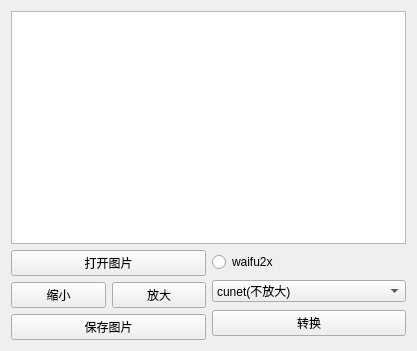
The window that ui/img.ui (tonquer/picacg-qt) describes before a commit, drawn with Qt 5.
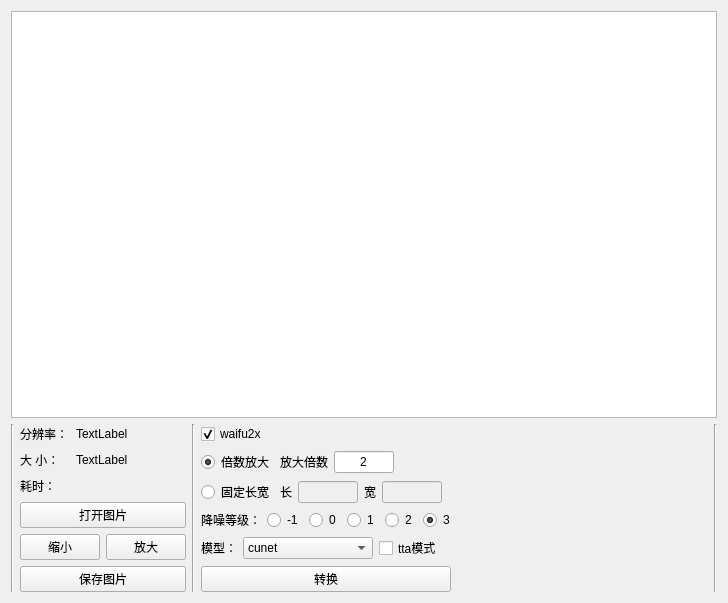
The same window after the commit.

Patch:
```diff
--- a/ui/img.ui
+++ b/ui/img.ui
@@ -6,8 +6,8 @@
    <rect>
     <x>0</x>
     <y>0</y>
-    <width>417</width>
-    <height>351</height>
+    <width>728</width>
+    <height>603</height>
    </rect>
   </property>
   <property name="windowTitle">
@@ -19,8 +19,87 @@
    </item>
    <item row="1" column="0">
     <layout class="QHBoxLayout" name="horizontalLayout">
+     <item>
+      <widget class="Line" name="line_2">
+       <property name="orientation">
+        <enum>Qt::Vertical</enum>
+       </property>
+      </widget>
+     </item>
      <item>
       <layout class="QVBoxLayout" name="verticalLayout_3">
+       <item>
+        <layout class="QHBoxLayout" name="horizontalLayout_8">
+         <item>
+          <widget class="QLabel" name="label_8">
+           <property name="maximumSize">
+            <size>
+             <width>50</width>
+             <height>16777215</height>
+            </size>
+           </property>
+           <property name="text">
+            <string>分辨率：</string>
+           </property>
+          </widget>
+         </item>
+         <item>
+          <widget class="QLabel" name="resolutionLabel">
+           <property name="text">
+            <string>TextLabel</string>
+           </property>
+          </widget>
+         </item>
+        </layout>
+       </item>
+       <item>
+        <layout class="QHBoxLayout" name="horizontalLayout_9">
+         <item>
+          <widget class="QLabel" name="label_10">
+           <property name="maximumSize">
+            <size>
+             <width>50</width>
+             <height>16777215</height>
+            </size>
+           </property>
+           <property name="text">
+            <string>大 小：</string>
+           </property>
+          </widget>
+         </item>
+         <item>
+          <widget class="QLabel" name="sizeLabel">
+           <property name="text">
+            <string>TextLabel</string>
+           </property>
+          </widget>
+         </item>
+        </layout>
+       </item>
+       <item>
+        <layout class="QHBoxLayout" name="horizontalLayout_10">
+         <item>
+          <widget class="QLabel" name="label_6">
+           <property name="maximumSize">
+            <size>
+             <width>50</width>
+             <height>16777215</height>
+            </size>
+           </property>
+           <property name="text">
+            <string>耗时：</string>
+           </property>
+          </widget>
+         </item>
+         <item>
+          <widget class="QLabel" name="tickLabel">
+           <property name="text">
+            <string/>
+           </property>
+          </widget>
+         </item>
+        </layout>
+       </item>
        <item>
         <widget class="QPushButton" name="oepnButton">
          <property name="text">
@@ -55,41 +134,322 @@
        </item>
       </layout>
      </item>
+     <item>
+      <widget class="Line" name="line">
+       <property name="orientation">
+        <enum>Qt::Vertical</enum>
+       </property>
+      </widget>
+     </item>
      <item>
       <layout class="QVBoxLayout" name="verticalLayout_2">
        <item>
-        <widget class="QRadioButton" name="radioButton">
+        <widget class="QCheckBox" name="checkBox">
          <property name="text">
           <string>waifu2x</string>
          </property>
+         <property name="checked">
+          <bool>true</bool>
+         </property>
         </widget>
        </item>
        <item>
-        <widget class="QComboBox" name="comboBox">
+        <layout class="QHBoxLayout" name="horizontalLayout_3">
          <item>
-          <property name="text">
-           <string>cunet(不放大)</string>
-          </property>
+          <widget class="QRadioButton" name="scaleRadio">
+           <property name="maximumSize">
+            <size>
+             <width>80</width>
+             <height>16777215</height>
+            </size>
+           </property>
+           <property name="text">
+            <string>倍数放大</string>
+           </property>
+           <property name="checked">
+            <bool>true</bool>
+           </property>
+           <attribute name="buttonGroup">
+            <string notr="true">buttonGroup_2</string>
+           </attribute>
+          </widget>
          </item>
          <item>
-          <property name="text">
-           <string>cunet</string>
-          </property>
+          <widget class="QLabel" name="label_3">
+           <property name="text">
+            <string>放大倍数</string>
+           </property>
+          </widget>
          </item>
          <item>
-          <property name="text">
-           <string>photo</string>
-          </property>
+          <widget class="QLineEdit" name="scaleEdit">
+           <property name="maximumSize">
+            <size>
+             <width>60</width>
+             <height>16777215</height>
+            </size>
+           </property>
+           <property name="text">
+            <string>2</string>
+           </property>
+           <property name="alignment">
+            <set>Qt::AlignCenter</set>
+           </property>
+          </widget>
          </item>
          <item>
-          <property name="text">
-           <string>anime_style_art_rgb</string>
-          </property>
+          <spacer name="horizontalSpacer">
+           <property name="orientation">
+            <enum>Qt::Horizontal</enum>
+           </property>
+           <property name="sizeHint" stdset="0">
+            <size>
+             <width>40</width>
+             <height>20</height>
+            </size>
+           </property>
+          </spacer>
          </item>
-        </widget>
+        </layout>
+       </item>
+       <item>
+        <layout class="QHBoxLayout" name="horizontalLayout_4">
+         <item>
+          <widget class="QRadioButton" name="heighRadio">
+           <property name="maximumSize">
+            <size>
+             <width>80</width>
+             <height>16777215</height>
+            </size>
+           </property>
+           <property name="text">
+            <string>固定长宽</string>
+           </property>
+           <attribute name="buttonGroup">
+            <string notr="true">buttonGroup_2</string>
+           </attribute>
+          </widget>
+         </item>
+         <item>
+          <widget class="QLabel" name="label">
+           <property name="text">
+            <string>长</string>
+           </property>
+          </widget>
+         </item>
+         <item>
+          <widget class="QLineEdit" name="widthEdit">
+           <property name="enabled">
+            <bool>false</bool>
+           </property>
+           <property name="maximumSize">
+            <size>
+             <width>60</width>
+             <height>16777215</height>
+            </size>
+           </property>
+           <property name="alignment">
+            <set>Qt::AlignCenter</set>
+           </property>
+          </widget>
+         </item>
+         <item>
+          <widget class="QLabel" name="label_2">
+           <property name="text">
+            <string>宽</string>
+           </property>
+          </widget>
+         </item>
+         <item>
+          <widget class="QLineEdit" name="heighEdit">
+           <property name="enabled">
+            <bool>false</bool>
+           </property>
+           <property name="maximumSize">
+            <size>
+             <width>60</width>
+             <height>16777215</height>
+            </size>
+           </property>
+           <property name="alignment">
+            <set>Qt::AlignCenter</set>
+           </property>
+          </widget>
+         </item>
+         <item>
+          <spacer name="horizontalSpacer_2">
+           <property name="orientation">
+            <enum>Qt::Horizontal</enum>
+           </property>
+           <property name="sizeHint" stdset="0">
+            <size>
+             <width>40</width>
+             <height>20</height>
+            </size>
+           </property>
+          </spacer>
+         </item>
+        </layout>
+       </item>
+       <item>
+        <layout class="QHBoxLayout" name="horizontalLayout_5">
+         <item>
+          <widget class="QLabel" name="label_4">
+           <property name="maximumSize">
+            <size>
+             <width>60</width>
+             <height>16777215</height>
+            </size>
+           </property>
+           <property name="text">
+            <string>降噪等级：</string>
+           </property>
+          </widget>
+         </item>
+         <item>
+          <widget class="QRadioButton" name="radioButton_8">
+           <property name="text">
+            <string>-1</string>
+           </property>
+           <attribute name="buttonGroup">
+            <string notr="true">buttonGroup</string>
+           </attribute>
+          </widget>
+         </item>
+         <item>
+          <widget class="QRadioButton" name="radioButton_5">
+           <property name="text">
+            <string>0</string>
+           </property>
+           <attribute name="buttonGroup">
+            <string notr="true">buttonGroup</string>
+           </attribute>
+          </widget>
+         </item>
+         <item>
+          <widget class="QRadioButton" name="radioButton_6">
+           <property name="text">
+            <string>1</string>
+           </property>
+           <attribute name="buttonGroup">
+            <string notr="true">buttonGroup</string>
+           </attribute>
+          </widget>
+         </item>
+         <item>
+          <widget class="QRadioButton" name="radioButton_4">
+           <property name="text">
+            <string>2</string>
+           </property>
+           <attribute name="buttonGroup">
+            <string notr="true">buttonGroup</string>
+           </attribute>
+          </widget>
+         </item>
+         <item>
+          <widget class="QRadioButton" name="radioButton_7">
+           <property name="text">
+            <string>3</string>
+           </property>
+           <property name="checked">
+            <bool>true</bool>
+           </property>
+           <attribute name="buttonGroup">
+            <string notr="true">buttonGroup</string>
+           </attribute>
+          </widget>
+         </item>
+         <item>
+          <spacer name="horizontalSpacer_4">
+           <property name="orientation">
+            <enum>Qt::Horizontal</enum>
+           </property>
+           <property name="sizeHint" stdset="0">
+            <size>
+             <width>40</width>
+             <height>20</height>
+            </size>
+           </property>
+          </spacer>
+         </item>
+        </layout>
+       </item>
+       <item>
+        <layout class="QHBoxLayout" name="horizontalLayout_6">
+         <item>
+          <widget class="QLabel" name="label_5">
+           <property name="maximumSize">
+            <size>
+             <width>60</width>
+             <height>16777215</height>
+            </size>
+           </property>
+           <property name="text">
+            <string>模型：</string>
+           </property>
+          </widget>
+         </item>
+         <item>
+          <widget class="QComboBox" name="comboBox">
+           <property name="maximumSize">
+            <size>
+             <width>130</width>
+             <height>16777215</height>
+            </size>
+           </property>
+           <item>
+            <property name="text">
+             <string>cunet</string>
+            </property>
+           </item>
+           <item>
+            <property name="text">
+             <string>photo</string>
+            </property>
+           </item>
+           <item>
+            <property name="text">
+             <string>anime_style_art_rgb</string>
+            </property>
+           </item>
+          </widget>
+         </item>
+         <item>
+          <widget class="QCheckBox" name="ttaModel">
+           <property name="toolTip">
+            <string>画质提升，耗时增加</string>
+           </property>
+           <property name="text">
+            <string>tta模式</string>
+           </property>
+          </widget>
+         </item>
+         <item>
+          <spacer name="horizontalSpacer_3">
+           <property name="orientation">
+            <enum>Qt::Horizontal</enum>
+           </property>
+           <property name="sizeHint" stdset="0">
+            <size>
+             <width>40</width>
+             <height>20</height>
+            </size>
+           </property>
+          </spacer>
+         </item>
+        </layout>
+       </item>
+       <item>
+        <layout class="QHBoxLayout" name="horizontalLayout_7"/>
        </item>
        <item>
         <widget class="QPushButton" name="changeButton">
+         <property name="maximumSize">
+          <size>
+           <width>250</width>
+           <height>16777215</height>
+          </size>
+         </property>
          <property name="text">
           <string>转换</string>
          </property>
@@ -97,6 +457,26 @@
        </item>
       </layout>
      </item>
+     <item>
+      <spacer name="horizontalSpacer_5">
+       <property name="orientation">
+        <enum>Qt::Horizontal</enum>
+       </property>
+       <property name="sizeHint" stdset="0">
+        <size>
+         <width>40</width>
+         <height>20</height>
+        </size>
+       </property>
+      </spacer>
+     </item>
+     <item>
+      <widget class="Line" name="line_3">
+       <property name="orientation">
+        <enum>Qt::Vertical</enum>
+       </property>
+      </widget>
+     </item>
     </layout>
    </item>
   </layout>
```
Left out of the diff: 243 changed lines with no effect on the pictures.
